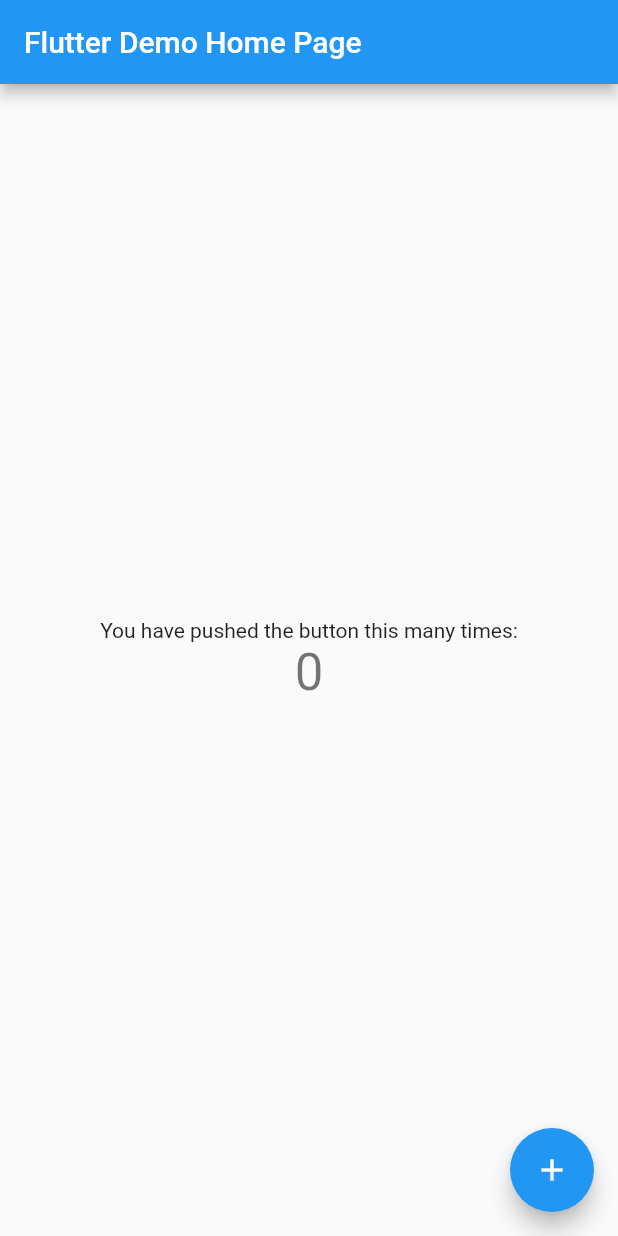
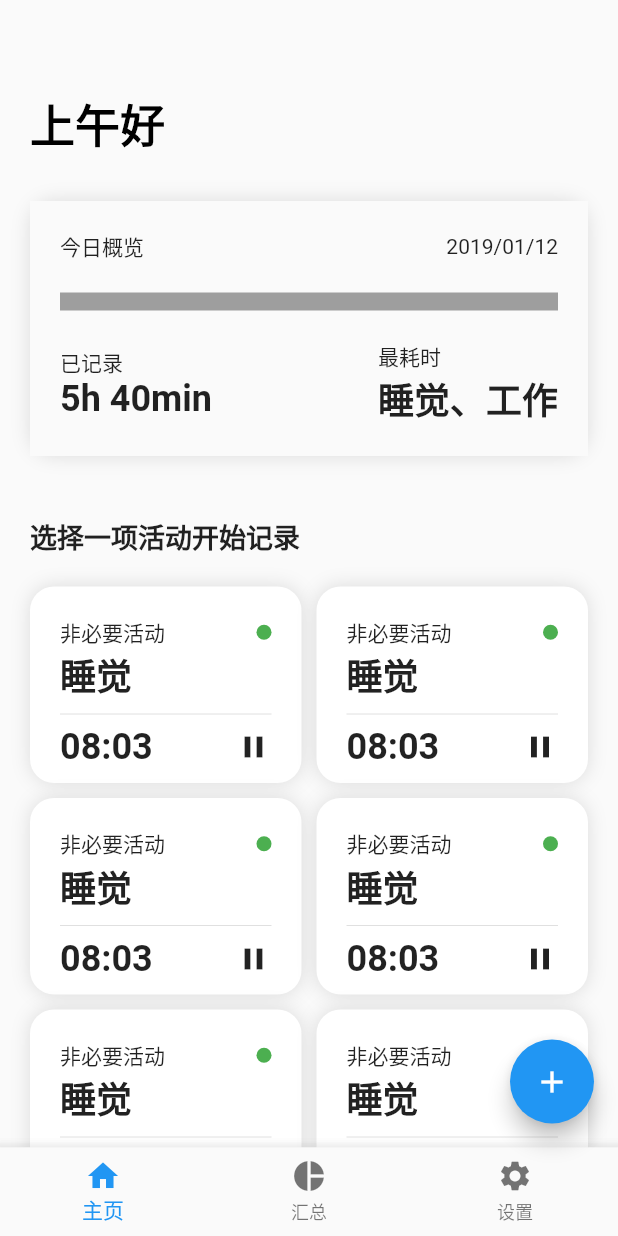
Before and after one commit to Yidadaa/Time-Tracker, a Flutter app: the screen it shows after launch, on a phone screen of 412 x 824 dp. Run offline on Flutter 3.47's test engine with Material 2 defaults, Android fonts, the phone set to English and light mode, and no system bars.

Commit message:
feat(home): 完成首页样式

```diff
--- a/lib/main.dart
+++ b/lib/main.dart
@@ -9,14 +9,6 @@ class MyApp extends StatelessWidget {
     return new MaterialApp(
       title: 'Flutter Demo',
       theme: new ThemeData(
-        // This is the theme of your application.
-        //
-        // Try running your application with "flutter run". You'll see the
-        // application has a blue toolbar. Then, without quitting the app, try
-        // changing the primarySwatch below to Colors.green and then invoke
-        // "hot reload" (press "r" in the console where you ran "flutter run",
-        // or press Run > Flutter Hot Reload in IntelliJ). Notice that the
-        // counter didn't reset back to zero; the application is not restarted.
         primarySwatch: Colors.blue,
       ),
       home: new MyHomePage(title: 'Flutter Demo Home Page'),
@@ -27,15 +19,6 @@ class MyApp extends StatelessWidget {
 class MyHomePage extends StatefulWidget {
   MyHomePage({Key key, this.title}) : super(key: key);
 
-  // This widget is the home page of your application. It is stateful, meaning
-  // that it has a State object (defined below) that contains fields that affect
-  // how it looks.
-
-  // This class is the configuration for the state. It holds the values (in this
-  // case the title) provided by the parent (in this case the App widget) and
-  // used by the build method of the State. Fields in a Widget subclass are
-  // always marked "final".
-
   final String title;
 
   @override
@@ -43,67 +26,180 @@ class MyHomePage extends StatefulWidget {
 }
 
 class _MyHomePageState extends State<MyHomePage> {
-  int _counter = 0;
-
-  void _incrementCounter() {
-    setState(() {
-      // This call to setState tells the Flutter framework that something has
-      // changed in this State, which causes it to rerun the build method below
-      // so that the display can reflect the updated values. If we changed
-      // _counter without calling setState(), then the build method would not be
-      // called again, and so nothing would appear to happen.
-      _counter++;
-    });
-  }
+  String title = "上午好";
+  final _theKey = GlobalKey<ScaffoldState>();
 
   @override
   Widget build(BuildContext context) {
-    // This method is rerun every time setState is called, for instance as done
-    // by the _incrementCounter method above.
-    //
-    // The Flutter framework has been optimized to make rerunning build methods
-    // fast, so that you can just rebuild anything that needs updating rather
-    // than having to individually change instances of widgets.
+    BoxDecoration cardDecoration = BoxDecoration(
+        color: Colors.white,
+        borderRadius: BorderRadius.circular(16.0),
+        boxShadow: [
+          BoxShadow(
+              color: Colors.black12, offset: Offset(0.0, 0.0), blurRadius: 10.0)
+        ]);
+
+    TextStyle boldStyle =
+        TextStyle(fontSize: 24.0, fontWeight: FontWeight.bold);
+    TextStyle boldTitleStyle =
+        TextStyle(fontSize: 18.0, fontWeight: FontWeight.bold);
+    Expanded block = Expanded(
+        child: Container(
+      decoration: cardDecoration,
+      padding:
+          new EdgeInsets.only(top: 20.0, left: 20.0, right: 20.0, bottom: 10.0),
+      child: Column(
+        crossAxisAlignment: CrossAxisAlignment.start,
+        children: <Widget>[
+          Row(
+            mainAxisAlignment: MainAxisAlignment.spaceBetween,
+            children: <Widget>[
+              Text("非必要活动"),
+              Container(
+                height: 10.0,
+                width: 10.0,
+                decoration: BoxDecoration(
+                    borderRadius: BorderRadius.circular(20.0),
+                    color: Colors.green),
+              )
+            ],
+          ),
+          Text("睡觉", style: boldStyle),
+          Divider(
+            color: Colors.black12,
+          ),
+          Row(
+            children: <Widget>[
+              Expanded(
+                child: Text("08:03", style: boldStyle),
+              ),
+              InkWell(
+                onTap: () {},
+                child: Container(
+                  child: Icon(Icons.pause),
+                ),
+              )
+            ],
+          )
+        ],
+      ),
+    ));
     return new Scaffold(
-      appBar: new AppBar(
-        // Here we take the value from the MyHomePage object that was created by
-        // the App.build method, and use it to set our appbar title.
-        title: new Text(widget.title),
-      ),
-      body: new Center(
-        // Center is a layout widget. It takes a single child and positions it
-        // in the middle of the parent.
-        child: new Column(
-          // Column is also layout widget. It takes a list of children and
-          // arranges them vertically. By default, it sizes itself to fit its
-          // children horizontally, and tries to be as tall as its parent.
-          //
-          // Invoke "debug paint" (press "p" in the console where you ran
-          // "flutter run", or select "Toggle Debug Paint" from the Flutter tool
-          // window in IntelliJ) to see the wireframe for each widget.
-          //
-          // Column has various properties to control how it sizes itself and
-          // how it positions its children. Here we use mainAxisAlignment to
-          // center the children vertically; the main axis here is the vertical
-          // axis because Columns are vertical (the cross axis would be
-          // horizontal).
-          mainAxisAlignment: MainAxisAlignment.center,
+        key: _theKey,
+        bottomNavigationBar: BottomAppBar(
+          child: BottomNavigationBar(
+            items: <BottomNavigationBarItem>[
+              BottomNavigationBarItem(
+                  icon: Icon(Icons.home), title: Text("主页")),
+              BottomNavigationBarItem(
+                  icon: Icon(Icons.pie_chart), title: Text("汇总")),
+              BottomNavigationBarItem(
+                  icon: Icon(Icons.settings), title: Text("设置"))
+            ],
+          ),
+        ),
+        floatingActionButton: FloatingActionButton(
+          child: Icon(Icons.add),
+          onPressed: () {},
+        ),
+        body: ListView(
+          padding: new EdgeInsets.all(20.0),
           children: <Widget>[
-            new Text(
-              'You have pushed the button this many times:',
+            Container(
+                margin: new EdgeInsets.only(top: 40.0),
+                child: Row(
+                  crossAxisAlignment: CrossAxisAlignment.center,
+                  children: <Widget>[
+                    Expanded(
+                      child: Text(
+                        title,
+                        style: TextStyle(
+                            fontSize: 30.0,
+                            color: Colors.black,
+                            fontWeight: FontWeight.bold),
+                      ),
+                    )
+                  ],
+                )),
+            Container(
+                margin: new EdgeInsets.only(top: 30.0, bottom: 40.0),
+                decoration: cardDecoration,
+                child: Material(
+                    child: InkWell(
+                        onTap: () {},
+                        child: Container(
+                          padding: EdgeInsets.all(20.0),
+                          child: Column(
+                            children: <Widget>[
+                              Row(
+                                children: <Widget>[
+                                  Expanded(
+                                    child: Text("今日概览"),
+                                  ),
+                                  Text("2019/01/12")
+                                ],
+                              ),
+                              Container(
+                                height: 12.0,
+                                color: Colors.grey,
+                                margin: new EdgeInsets.only(
+                                    top: 20.0, bottom: 20.0),
+                              ),
+                              Row(
+                                mainAxisAlignment:
+                                    MainAxisAlignment.spaceBetween,
+                                children: <Widget>[
+                                  Column(
+                                    crossAxisAlignment:
+                                        CrossAxisAlignment.start,
+                                    children: <Widget>[
+                                      Text("已记录"),
+                                      Text(
+                                        "5h 40min",
+                                        style: boldStyle,
+                                      )
+                                    ],
+                                  ),
+                                  Column(
+                                    crossAxisAlignment:
+                                        CrossAxisAlignment.start,
+                                    children: <Widget>[
+                                      Text("最耗时"),
+                                      Text(
+                                        "睡觉、工作",
+                                        style: boldStyle,
+                                      )
+                                    ],
+                                  ),
+                                ],
+                              )
+                            ],
+                          ),
+                        )))),
+            Text(
+              "选择一项活动开始记录",
+              style: boldTitleStyle,
             ),
-            new Text(
-              '$_counter',
-              style: Theme.of(context).textTheme.display1,
-            ),
+            Container(
+              margin: EdgeInsets.only(top: 10.0),
+              child: Column(
+                  children: List.generate(4, (index) {
+                return Container(
+                  padding: EdgeInsets.only(top: 10.0),
+                  child: Row(
+                    children: <Widget>[
+                      block,
+                      Container(
+                        width: 10.0,
+                      ),
+                      block
+                    ],
+                  ),
+                );
+              })),
+            )
           ],
-        ),
-      ),
-      floatingActionButton: new FloatingActionButton(
-        onPressed: _incrementCounter,
-        tooltip: 'Increment',
-        child: new Icon(Icons.add),
-      ), // This trailing comma makes auto-formatting nicer for build methods.
-    );
+        ) // This trailing comma makes auto-formatting nicer for build methods.
+        );
   }
 }
```
